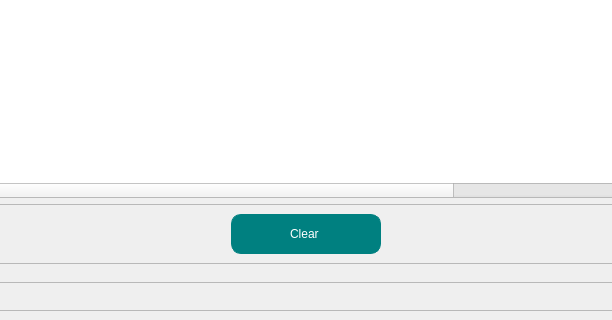
First picture: the form in ui/login.ui, repository HideyaChaabene/python_project, before the edit; both pictures show x 434 to 1046 and y 379 to 699 of the 1179 by 699 pixel window.
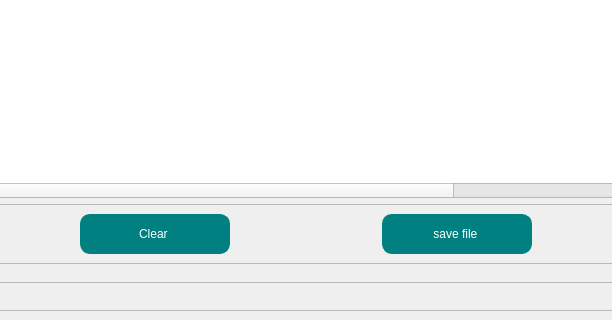
Second picture: the form after the edit. The open tabs and pages were chosen to show the change. Icons and pictures are not drawn. Custom widgets are drawn as their Qt base class.

```diff
--- a/ui/login.ui
+++ b/ui/login.ui
@@ -2492,6 +2492,31 @@
                                  </property>
                                 </widget>
                                </item>
+                               <item>
+                                <widget class="QPushButton" name="save_file">
+                                 <property name="minimumSize">
+                                  <size>
+                                   <width>150</width>
+                                   <height>40</height>
+                                  </size>
+                                 </property>
+                                 <property name="maximumSize">
+                                  <size>
+                                   <width>150</width>
+                                   <height>40</height>
+                                  </size>
+                                 </property>
+                                 <property name="styleSheet">
+                                  <string notr="true">border-radius:10px;
+border: 1px solid #008080;
+background-color: #008080;
+color: #ffffff;</string>
+                                 </property>
+                                 <property name="text">
+                                  <string>save file </string>
+                                 </property>
+                                </widget>
+                               </item>
                               </layout>
                              </widget>
                             </item>
```
Left out of the diff: 2 changed lines with no effect on the pictures.
